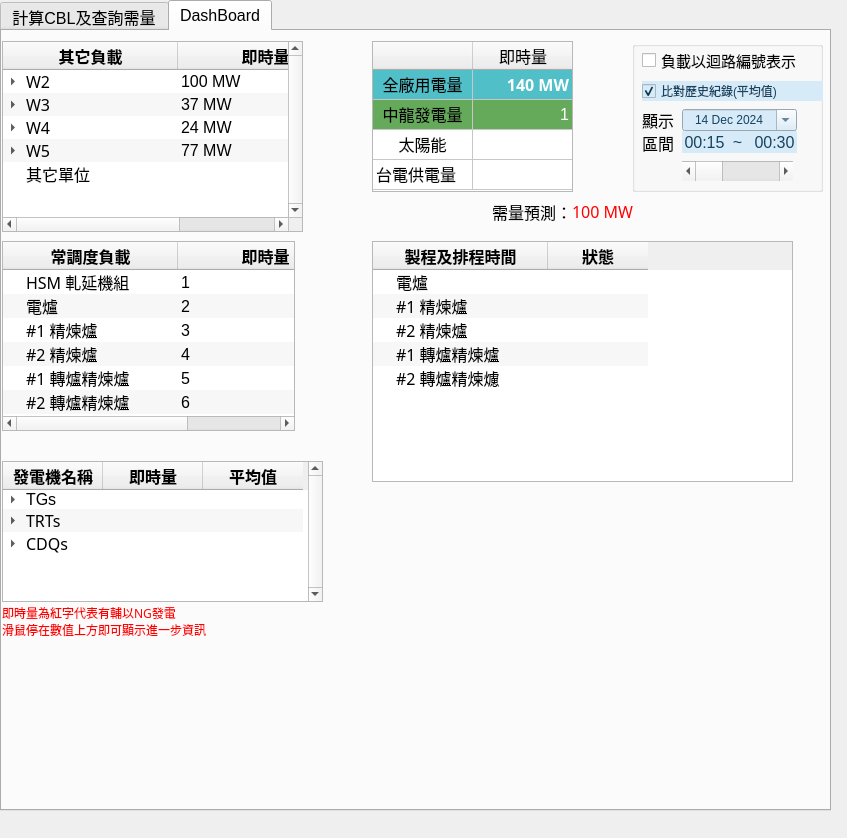
Qt form ui.ui (JoesphChou/InterfaceForDispatch) before a commit.
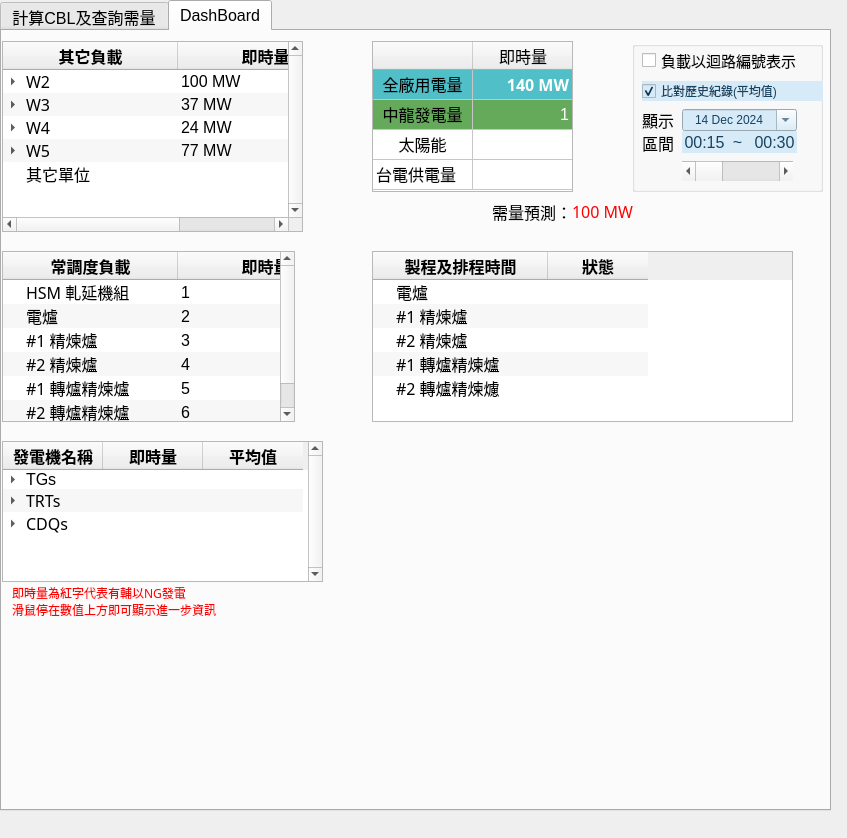
The same form after that commit.

Commit message: 1. 製程排程顯示美化及調整 2.各tree,table widgets 外觀微調

Patch:
```diff
--- a/ui.ui
+++ b/ui.ui
@@ -1959,14 +1959,20 @@
      <property name="geometry">
       <rect>
        <x>0</x>
-       <y>210</y>
+       <y>220</y>
        <width>293</width>
-       <height>190</height>
+       <height>171</height>
       </rect>
      </property>
      <property name="autoFillBackground">
       <bool>false</bool>
      </property>
+     <property name="verticalScrollBarPolicy">
+      <enum>Qt::ScrollBarAlwaysOn</enum>
+     </property>
+     <property name="horizontalScrollBarPolicy">
+      <enum>Qt::ScrollBarAlwaysOff</enum>
+     </property>
      <property name="alternatingRowColors">
       <bool>true</bool>
      </property>
@@ -2193,7 +2199,7 @@
      <property name="geometry">
       <rect>
        <x>0</x>
-       <y>430</y>
+       <y>410</y>
        <width>321</width>
        <height>141</height>
       </rect>
@@ -2935,8 +2941,8 @@
     <widget class="QLabel" name="label_22">
      <property name="geometry">
       <rect>
-       <x>0</x>
-       <y>570</y>
+       <x>10</x>
+       <y>550</y>
        <width>221</width>
        <height>41</height>
       </rect>
@@ -3007,9 +3013,9 @@
      <property name="geometry">
       <rect>
        <x>370</x>
-       <y>210</y>
+       <y>220</y>
        <width>421</width>
-       <height>241</height>
+       <height>171</height>
       </rect>
      </property>
      <property name="autoFillBackground">
```
The commit also changes 2 other files.
